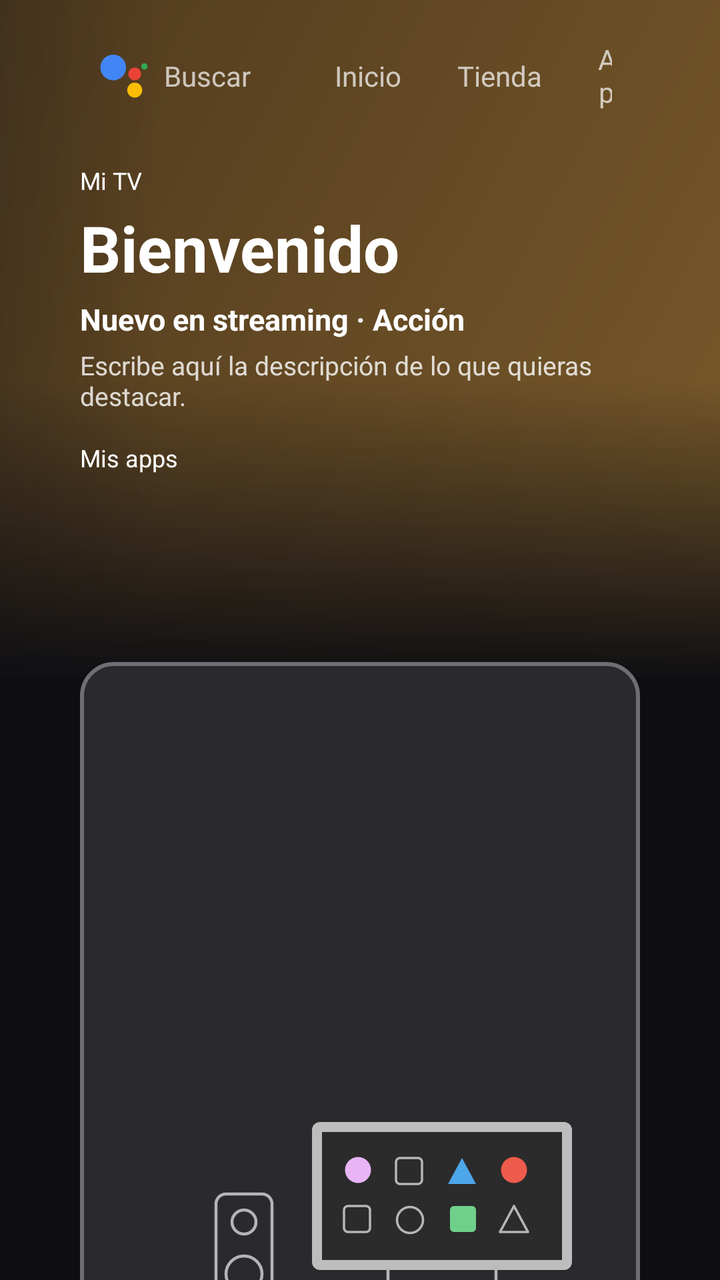
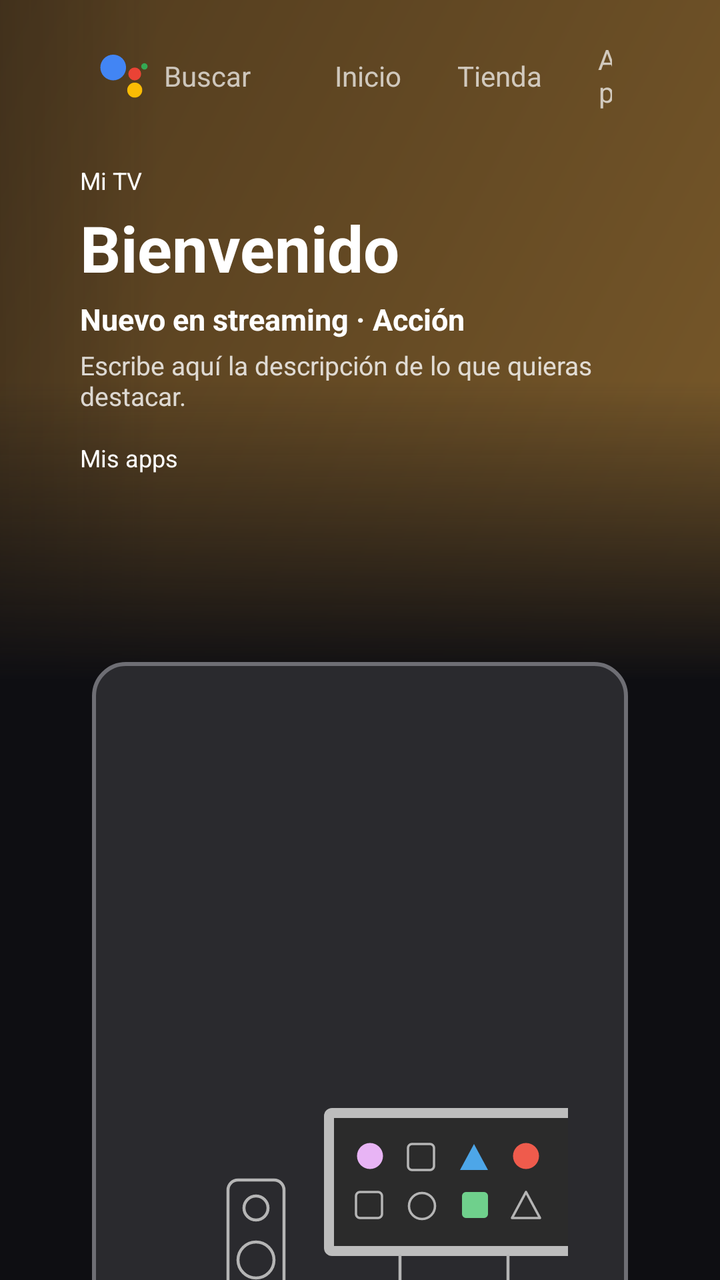

An Android layout rendered at two revisions. The XML below is the earlier revision; the diff shows what the commit changed to produce the second picture.
<!-- AndroidManifest.xml: application theme Theme.LauncherTV -->
<!-- res/layout/activity_main.xml -->
<?xml version="1.0" encoding="utf-8"?>
<FrameLayout xmlns:android="http://schemas.android.com/apk/res/android"
    android:layout_width="match_parent"
    android:layout_height="match_parent"
    android:background="@color/bg_main">

    
    <FrameLayout
        android:id="@+id/heroGroup"
        android:layout_width="640dp"
        android:layout_height="340dp"
        android:layout_gravity="top|end">

        <ImageView
            android:layout_width="match_parent"
            android:layout_height="match_parent"
            android:scaleType="centerCrop"
            android:src="@drawable/hero_placeholder" />

        <View
            android:layout_width="360dp"
            android:layout_height="match_parent"
            android:layout_gravity="start"
            android:background="@drawable/scrim_left" />

        <View
            android:layout_width="match_parent"
            android:layout_height="150dp"
            android:layout_gravity="bottom"
            android:background="@drawable/scrim_bottom" />
    </FrameLayout>

    <LinearLayout
        android:layout_width="match_parent"
        android:layout_height="match_parent"
        android:orientation="vertical"
        android:paddingStart="40dp"
        android:paddingEnd="40dp"
        android:paddingTop="16dp">

        
        <LinearLayout
            android:layout_width="match_parent"
            android:layout_height="44dp"
            android:orientation="horizontal"
            android:gravity="center_vertical">

            <LinearLayout
                android:id="@+id/search"
                android:layout_width="wrap_content"
                android:layout_height="36dp"
                android:gravity="center_vertical"
                android:paddingStart="10dp"
                android:paddingEnd="14dp"
                android:focusable="true"
                android:background="@drawable/pill_focus_bg">

                <ImageView
                    android:id="@+id/assistantIcon"
                    android:layout_width="24dp"
                    android:layout_height="24dp"
                    android:scaleType="fitCenter"
                    android:src="@drawable/ic_assistant" />

                <TextView
                    android:id="@+id/searchLabel"
                    android:layout_width="wrap_content"
                    android:layout_height="wrap_content"
                    android:layout_marginStart="8dp"
                    android:text="@string/search"
                    android:textColor="@color/tab_text"
                    android:textSize="14sp" />
            </LinearLayout>

            <TextView
                android:id="@+id/tabHome"
                style="@style/Tab"
                android:layout_marginStart="14dp"
                android:text="@string/tab_home" />

            <TextView
                android:id="@+id/tabShop"
                style="@style/Tab"
                android:text="@string/tab_shop" />

            <TextView
                android:id="@+id/tabApps"
                style="@style/Tab"
                android:text="@string/tab_apps" />

            <View
                android:layout_width="0dp"
                android:layout_height="1dp"
                android:layout_weight="1" />

            <ImageView
                android:id="@+id/iconInputs"
                android:layout_width="36dp"
                android:layout_height="36dp"
                android:padding="8dp"
                android:focusable="true"
                android:background="@drawable/icon_focus_bg"
                android:src="@drawable/ic_input" />

            <ImageView
                android:id="@+id/iconNotifications"
                android:layout_width="36dp"
                android:layout_height="36dp"
                android:padding="8dp"
                android:focusable="true"
                android:background="@drawable/icon_focus_bg"
                android:src="@drawable/ic_bell" />

            <ImageView
                android:id="@+id/iconSettings"
                android:layout_width="36dp"
                android:layout_height="36dp"
                android:padding="8dp"
                android:focusable="true"
                android:background="@drawable/icon_focus_bg"
                android:src="@drawable/ic_settings" />

            <TextView
                android:id="@+id/profile"
                android:layout_width="30dp"
                android:layout_height="30dp"
                android:layout_marginStart="6dp"
                android:gravity="center"
                android:focusable="true"
                android:background="@drawable/profile_circle"
                android:text="@string/profile_letter"
                android:textColor="@color/text_primary"
                android:textSize="14sp" />

            <TextClock
                android:layout_width="wrap_content"
                android:layout_height="wrap_content"
                android:layout_marginStart="16dp"
                android:format12Hour="hh:mm"
                android:format24Hour="HH:mm"
                android:textColor="@color/text_primary"
                android:textSize="16sp" />
        </LinearLayout>

        
        <LinearLayout
            android:id="@+id/homeContent"
            android:layout_width="match_parent"
            android:layout_height="0dp"
            android:layout_weight="1"
            android:orientation="vertical">

            
            <LinearLayout
                android:layout_width="wrap_content"
                android:layout_height="wrap_content"
                android:layout_marginTop="22dp"
                android:orientation="vertical">

                <TextView
                    android:layout_width="wrap_content"
                    android:layout_height="wrap_content"
                    android:text="@string/hero_label"
                    android:textColor="@color/text_primary"
                    android:textSize="12sp" />

                <TextView
                    android:layout_width="wrap_content"
                    android:layout_height="wrap_content"
                    android:layout_marginTop="4dp"
                    android:text="@string/hero_title"
                    android:textColor="@color/text_primary"
                    android:textSize="32sp"
                    android:textStyle="bold" />

                <TextView
                    android:layout_width="wrap_content"
                    android:layout_height="wrap_content"
                    android:layout_marginTop="4dp"
                    android:text="@string/hero_subtitle"
                    android:textColor="@color/text_primary"
                    android:textSize="15sp"
                    android:textStyle="bold" />

                <TextView
                    android:layout_width="wrap_content"
                    android:layout_height="wrap_content"
                    android:layout_marginTop="4dp"
                    android:maxWidth="420dp"
                    android:text="@string/hero_description"
                    android:textColor="#CCFFFFFF"
                    android:textSize="13sp" />
            </LinearLayout>

            <TextView
                android:layout_width="wrap_content"
                android:layout_height="wrap_content"
                android:layout_marginTop="14dp"
                android:text="@string/home_apps"
                android:textColor="@color/text_primary"
                android:textSize="12sp" />

            
            <androidx.recyclerview.widget.RecyclerView
                android:id="@+id/appsRow"
                android:layout_width="match_parent"
                android:layout_height="76dp"
                android:layout_marginTop="2dp"
                android:clipToPadding="false"
                android:paddingStart="8dp"
                android:paddingTop="8dp"
                android:paddingBottom="8dp" />

            <TextView
                android:id="@+id/appName"
                android:layout_width="wrap_content"
                android:layout_height="16dp"
                android:textColor="@color/text_primary"
                android:textSize="11sp" />

            
            <View
                android:layout_width="match_parent"
                android:layout_height="0dp"
                android:layout_weight="1" />

            
            <LinearLayout
                android:id="@+id/recoCard"
                android:layout_width="match_parent"
                android:layout_height="wrap_content"
                android:layout_marginBottom="26dp"
                android:orientation="horizontal"
                android:gravity="center_vertical"
                android:focusable="true"
                android:background="@drawable/reco_card_bg"
                android:paddingStart="30dp"
                android:paddingEnd="30dp"
                android:paddingTop="18dp"
                android:paddingBottom="18dp">

                <LinearLayout
                    android:layout_width="0dp"
                    android:layout_height="wrap_content"
                    android:layout_weight="1"
                    android:orientation="vertical">

                    <TextView
                        android:layout_width="wrap_content"
                        android:layout_height="wrap_content"
                        android:text="@string/reco_title"
                        android:textColor="@color/text_primary"
                        android:textSize="20sp" />

                    <TextView
                        android:layout_width="wrap_content"
                        android:layout_height="wrap_content"
                        android:layout_marginTop="8dp"
                        android:maxWidth="460dp"
                        android:text="@string/reco_body"
                        android:textColor="#B3FFFFFF"
                        android:textSize="12sp" />
                </LinearLayout>

                <ImageView
                    android:layout_width="220dp"
                    android:layout_height="110dp"
                    android:layout_marginStart="24dp"
                    android:scaleType="fitCenter"
                    android:src="@drawable/ic_reco_art" />
            </LinearLayout>
        </LinearLayout>

        
        <LinearLayout
            android:id="@+id/panel"
            android:layout_width="match_parent"
            android:layout_height="0dp"
            android:layout_weight="1"
            android:orientation="vertical"
            android:paddingTop="18dp"
            android:visibility="gone">

            <TextView
                android:id="@+id/panelTitle"
                android:layout_width="wrap_content"
                android:layout_height="wrap_content"
                android:textColor="@color/text_primary"
                android:textSize="20sp"
                android:textStyle="bold" />

            <androidx.recyclerview.widget.RecyclerView
                android:id="@+id/panelList"
                android:layout_width="match_parent"
                android:layout_height="0dp"
                android:layout_weight="1"
                android:layout_marginTop="12dp"
                android:clipToPadding="false"
                android:paddingBottom="16dp" />
        </LinearLayout>
    </LinearLayout>
</FrameLayout>
<!-- resources referenced by this layout -->
<resources>
  <color name="bg_main">#0E0E12</color>
  <color name="text_primary">#FFFFFF</color>
  <!-- drawable hero_placeholder (drawable) -->
  <?xml version="1.0" encoding="utf-8"?>
  <shape xmlns:android="http://schemas.android.com/apk/res/android">
      <gradient
          android:angle="315"
          android:startColor="#3A2A18"
          android:endColor="#7A5A2A" />
  </shape>
  <!-- drawable ic_bell (drawable) -->
  <?xml version="1.0" encoding="utf-8"?>
  <vector xmlns:android="http://schemas.android.com/apk/res/android"
      android:width="24dp" android:height="24dp"
      android:viewportWidth="24" android:viewportHeight="24">
      <path
          android:fillColor="#FFFFFF"
          android:pathData="M12,22c1.1,0 2,-0.9 2,-2h-4c0,1.1 0.89,2 2,2zM18,16v-5c0,-3.07 -1.64,-5.64 -4.5,-6.32V4c0,-0.83 -0.67,-1.5 -1.5,-1.5s-1.5,0.67 -1.5,1.5v0.68C7.63,5.36 6,7.92 6,11v5l-2,2v1h16v-1l-2,-2z" />
  </vector>
  <!-- drawable ic_input (drawable) -->
  <?xml version="1.0" encoding="utf-8"?>
  <vector xmlns:android="http://schemas.android.com/apk/res/android"
      android:width="24dp" android:height="24dp"
      android:viewportWidth="24" android:viewportHeight="24">
      <path
          android:fillColor="#FFFFFF"
          android:pathData="M21,3.01H3c-1.1,0 -2,0.9 -2,2V9h2V4.99h18v14.03H3V15H1v4.01c0,1.1 0.9,1.99 2,1.99h18c1.1,0 2,-0.9 2,-1.99V5c0,-1.1 -0.9,-1.99 -2,-1.99zM11,16l4,-4 -4,-4v3H1v2h10v3z" />
  </vector>
  <!-- drawable pill_focus_bg (drawable) -->
  <?xml version="1.0" encoding="utf-8"?>
  <selector xmlns:android="http://schemas.android.com/apk/res/android">
      <item android:state_focused="true">
          <shape>
              <solid android:color="#FFFFFF" />
              <corners android:radius="20dp" />
          </shape>
      </item>
      <item>
          <shape>
              <solid android:color="@android:color/transparent" />
              <corners android:radius="20dp" />
          </shape>
      </item>
  </selector>
  <!-- drawable scrim_bottom (drawable) -->
  <?xml version="1.0" encoding="utf-8"?>
  <shape xmlns:android="http://schemas.android.com/apk/res/android">
      <gradient
          android:angle="90"
          android:startColor="@color/bg_main"
          android:endColor="#000E0E12" />
  </shape>
  <!-- drawable scrim_left (drawable) -->
  <?xml version="1.0" encoding="utf-8"?>
  <shape xmlns:android="http://schemas.android.com/apk/res/android">
      <gradient
          android:angle="0"
          android:startColor="@color/bg_main"
          android:endColor="#000E0E12" />
  </shape>
  <string name="hero_description">Escribe aquí la descripción de lo que quieras destacar.</string>
  <string name="hero_label">Mi TV</string>
  <string name="hero_subtitle">Nuevo en streaming · Acción</string>
  <string name="hero_title">Bienvenido</string>
  <string name="home_apps">Mis apps</string>
  <string name="profile_letter">G</string>
  <string name="reco_body">Las películas, las series y los programas de TV que se recomiendan en Para ti proceden de tus servicios de streaming. Puedes consultar y modificar ahora tu lista de servicios.</string>
  <string name="reco_title">Mejora tus recomendaciones</string>
  <string name="search">Buscar</string>
  <string name="tab_apps">Apps</string>
  <string name="tab_home">Inicio</string>
  <string name="tab_shop">Tienda</string>
  <style name="Theme.LauncherTV" parent="Theme.AppCompat.NoActionBar">
          <item name="android:windowBackground">@color/bg_main</item>
          <item name="android:windowShowWallpaper">false</item>
      </style>
  <color name="focus_border">#FFFFFF</color>
  <color name="profile">#3B5BDB</color>
  <!-- unchanged entries left out for length: 7 -->
</resources>

<!-- the commit's change to res/layout/activity_main.xml (unified diff, before → after) -->
@@ -229,7 +229,9 @@
                 android:id="@+id/recoCard"
                 android:layout_width="match_parent"
                 android:layout_height="wrap_content"
-                android:layout_marginBottom="26dp"
+                android:layout_marginStart="6dp"
+                android:layout_marginEnd="6dp"
+                android:layout_marginBottom="40dp"
                 android:orientation="horizontal"
                 android:gravity="center_vertical"
                 android:focusable="true"
